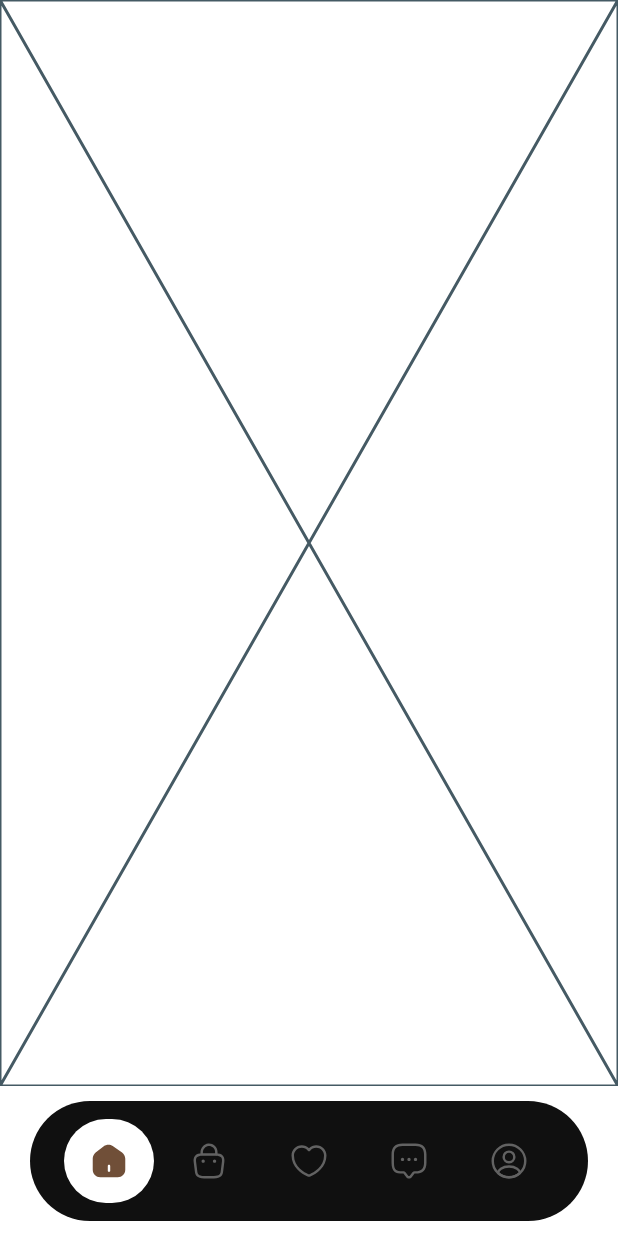
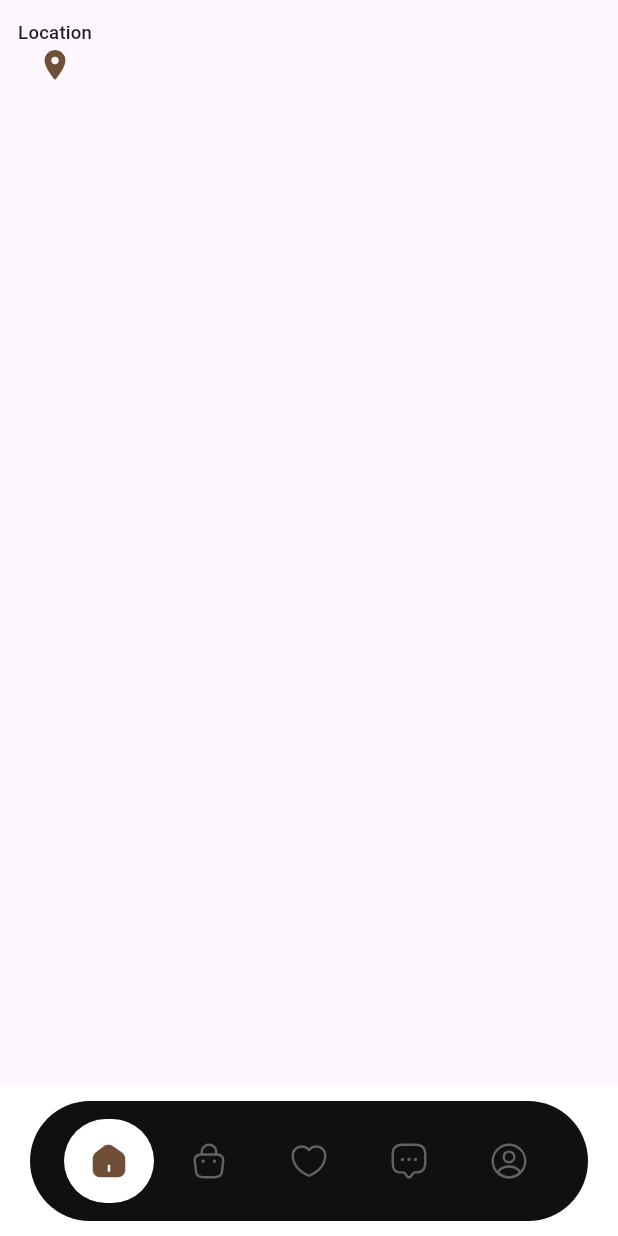
Before and after one commit to Zafarbek708k/marketplace, a Flutter app: the screen it shows after launch, on a phone screen of 412 x 824 dp. Run offline on Flutter 3.47's test engine with Material 3 defaults, Android fonts, the phone set to English and light mode, and no system bars; our stand-ins replace bloc, flutter_bloc, flutter_screenutil, flutter_secure_storage, flutter_svg, go_router.

```diff
--- /dev/null
+++ b/lib/src/features/home/bloc/home_bloc.dart
@@ -0,0 +1,14 @@
+import 'package:bloc/bloc.dart';
+part 'home_event.dart';
+part 'home_state.dart';
+
+class HomeBloc extends Bloc<HomeEvent, HomeState> {
+  HomeBloc() : super(HomeInitial());
+
+  @override
+  Stream<HomeState> mapEventToState(HomeEvent event) async* {
+    if (event is LocationSelecting) {
+      yield DropdownValueSelected(event.selectedValue);
+    }
+  }
+}
--- /dev/null
+++ b/lib/src/features/home/bloc/home_event.dart
@@ -0,0 +1,10 @@
+part of 'home_bloc.dart';
+
+abstract class HomeEvent {}
+
+// class HomeInitial extends HomeEvent{}
+class LocationSelecting extends HomeEvent{
+  final String selectedValue;
+
+  LocationSelecting(this.selectedValue);
+}
--- /dev/null
+++ b/lib/src/features/home/bloc/home_state.dart
@@ -0,0 +1,9 @@
+part of 'home_bloc.dart';
+
+class HomeState {}
+
+class DropdownValueSelected extends HomeState {
+  DropdownValueSelected(String selectedValue);
+}
+
+class HomeInitial extends HomeState {}
--- a/lib/src/features/home/home_page.dart
+++ /dev/null
@@ -1,10 +0,0 @@
-import 'package:flutter/cupertino.dart';
-
-class HomePage extends StatelessWidget {
-  const HomePage({super.key});
-
-  @override
-  Widget build(BuildContext context) {
-    return const Placeholder();
-  }
-}
--- /dev/null
+++ b/lib/src/features/home/presentation/pages/home_page.dart
@@ -0,0 +1,66 @@
+import 'package:flutter/cupertino.dart';
+import 'package:flutter/material.dart';
+import 'package:flutter_bloc/flutter_bloc.dart';
+import 'package:flutter_screenutil/flutter_screenutil.dart';
+import 'package:marketplace/src/common/styles/app_colors.dart';
+import 'package:marketplace/src/features/home/bloc/home_bloc.dart';
+
+class HomePage extends StatelessWidget {
+  const HomePage({super.key});
+
+  @override
+  Widget build(BuildContext context) {
+    return BlocProvider(
+      create: (context) => HomeBloc(),
+      child: BlocBuilder<HomeBloc, HomeState>(
+        builder: (context, state) {
+          return Scaffold(
+            body: Padding(
+              padding: const EdgeInsets.all(12),
+              child: Column(
+                children: [
+                  Row(
+                    children: [
+                      Column(
+                        children: [
+                          Text(
+                            "Location",
+                            style: Theme.of(context).textTheme.titleMedium?.copyWith(fontWeight: FontWeight.w500, fontSize: 14.sp),
+                          ),
+                          Row(
+                            children: [
+                              Icon(
+                                Icons.location_on,
+                                color: AppColors.brown,
+                              ),
+                              // DropdownButton<String>(
+                              //   value: state.selectedValue,
+                              //   hint: Text('Select an option'),
+                              //   items:
+                              //       <String>['Option 1', 'Option 2', 'Option 3', 'Option 4'].map<DropdownMenuItem<String>>((String value) {
+                              //     return DropdownMenuItem<String>(
+                              //       value: value,
+                              //       child: Text(value),
+                              //     );
+                              //   }).toList(),
+                              //   onChanged: (String? newValue) {
+                              //     setState(() {
+                              //       _selectedValue = newValue;
+                              //     });
+                              //   },
+                              // ),
+                            ],
+                          )
+                        ],
+                      )
+                    ],
+                  )
+                ],
+              ),
+            ),
+          );
+        },
+      ),
+    );
+  }
+}
--- a/lib/src/features/main/main_wrapper.dart
+++ b/lib/src/features/main/main_wrapper.dart
@@ -5,7 +5,7 @@ import 'package:marketplace/generated/assets.dart';
 import 'package:marketplace/src/common/styles/app_colors.dart';
 import 'package:marketplace/src/features/cart/cart_page.dart';
 import 'package:marketplace/src/features/chat/chat_page.dart';
-import 'package:marketplace/src/features/home/home_page.dart';
+import 'package:marketplace/src/features/home/presentation/pages/home_page.dart';
 import 'package:marketplace/src/features/profile/profile_page.dart';
 import 'package:marketplace/src/features/wishlist/wishlist_page.dart';
 
```
Also changed, not shown: lib/src/features/home/presentation/widgets/home_wisgets.dart (added).
